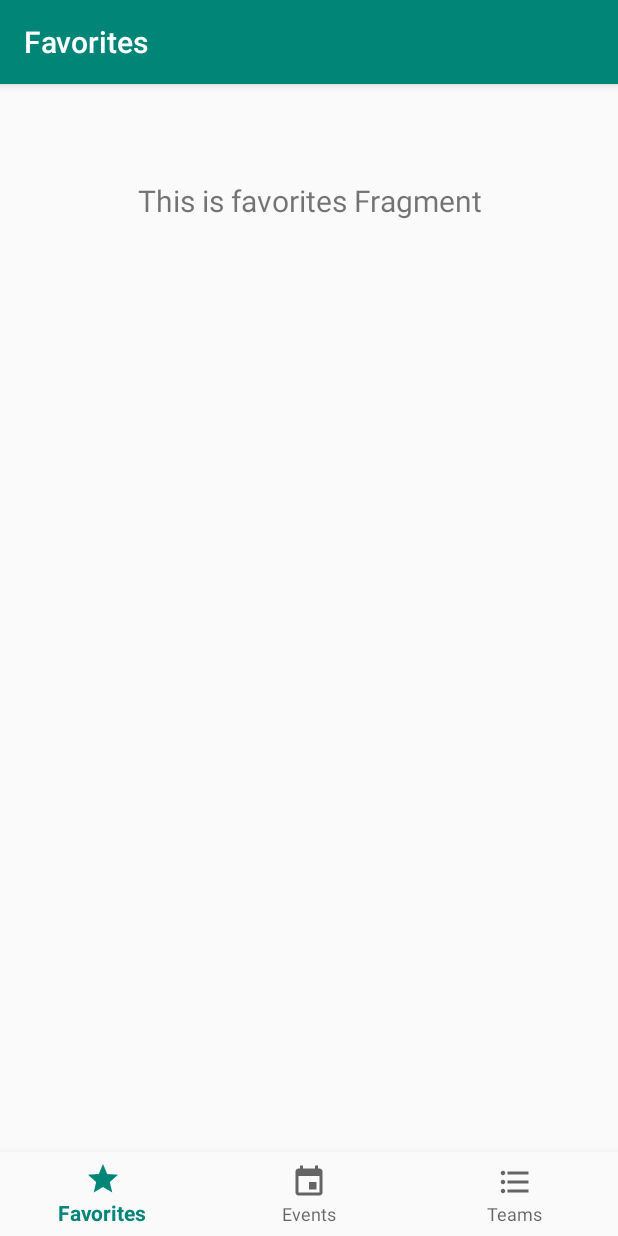
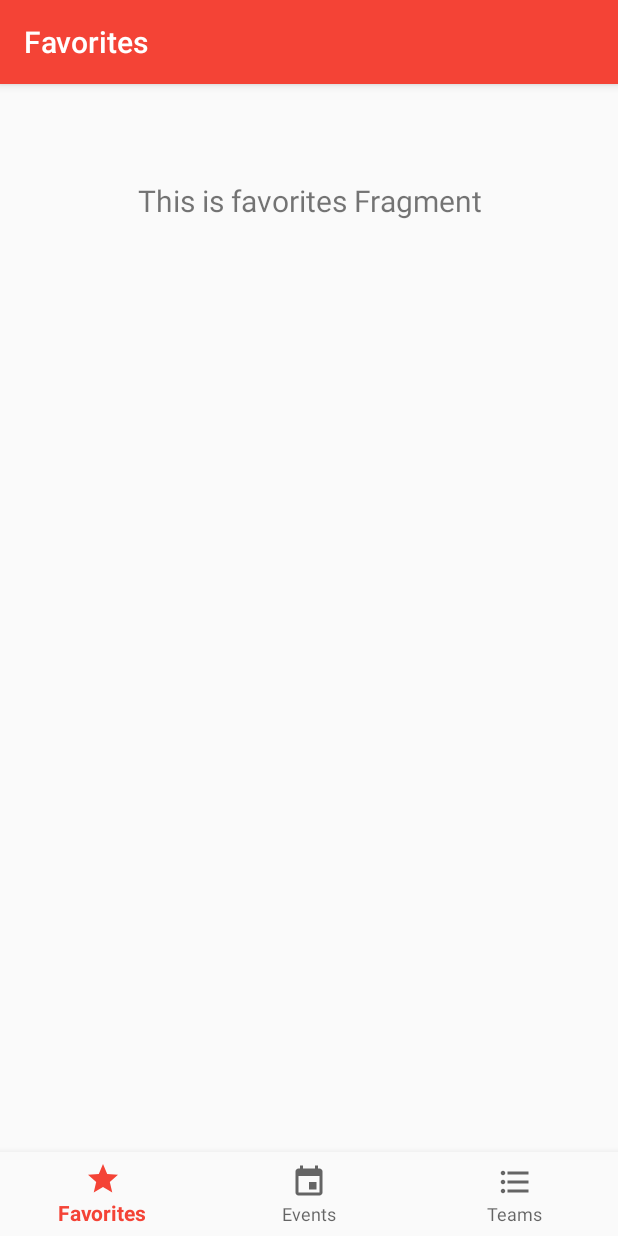
Before and after one commit to Trimbell/VEXStats, an Android app: the screen it shows after launch (MainActivity), on a phone screen of 412 x 824 dp. Run offline under Robolectric (Android 15) with nearby library versions, the phone set to English and light mode, and no system bars; our stand-ins replace navigation-ui.

Commit message:
Add Team class & update colors

```diff
--- a/app/src/main/res/values/colors.xml
+++ b/app/src/main/res/values/colors.xml
@@ -1,6 +1,8 @@
 <?xml version="1.0" encoding="utf-8"?>
 <resources>
-    <color name="colorPrimary">#008577</color>
-    <color name="colorPrimaryDark">#00574B</color>
-    <color name="colorAccent">#D81B60</color>
+    <color name="colorPrimary">#F44336</color>
+    <color name="colorPrimaryDark">#D32F2F</color>
+    <color name="colorAccent">#448AFF</color>
+    <color name="colorPrimaryText">#212121</color>
+    <color name="colorSecondaryText">#757575</color>
 </resources>
```
Also changed, not shown: app/src/main/java/com/trimbell/vexstats/services/teams/model/Team.kt (added, +46 -0 lines), app/src/main/java/com/trimbell/vexstats/ui/teams/TeamsFragment.kt (+0 -15 lines).
